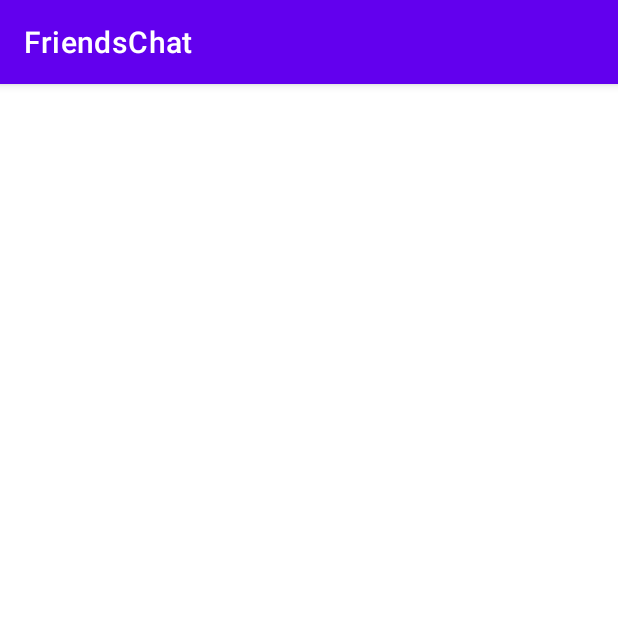
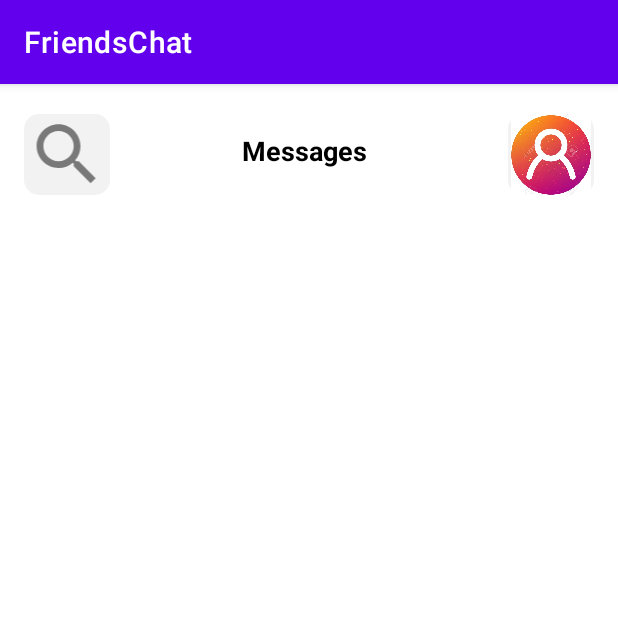
Before and after one commit to Wangyuxuan-xuan/FriendsChat, an Android app: the MainActivity screen opened directly, with no data from a screen before it, on a phone screen of 412 x 824 dp, the top half of it. Run offline under Robolectric (Android 15) with nearby library versions, the phone set to English and light mode, and no system bars.

Commit message:
finished for first day

```diff
--- a/app/src/main/java/com/example/friendschat/MainActivity.java
+++ b/app/src/main/java/com/example/friendschat/MainActivity.java
@@ -1,22 +1,33 @@
 package com.example.friendschat;
 
 import androidx.appcompat.app.AppCompatActivity;
+import androidx.constraintlayout.widget.ConstraintLayout;
+import androidx.constraintlayout.widget.ConstraintLayoutStates;
+import androidx.recyclerview.widget.LinearLayoutManager;
+import androidx.recyclerview.widget.RecyclerView;
 
 import android.content.Intent;
 import android.os.Bundle;
 
 public class MainActivity extends AppCompatActivity {
+    String email;
+    String username;
+    String password;
+    private RecyclerView messageRecyclerView;
 
     @Override
     protected void onCreate(Bundle savedInstanceState) {
         super.onCreate(savedInstanceState);
         setContentView(R.layout.activity_main);
+        messageRecyclerView = findViewById(R.id.messageRecyclerView);
+
 
         Intent intent = getIntent();
-        String email = intent.getStringExtra("email");
-        String username = intent.getStringExtra("username");
-        String password = intent.getStringExtra("password");
+        email = intent.getStringExtra("email");
+        username = intent.getStringExtra("username");
+        password = intent.getStringExtra("password");
 
-
+        messageRecyclerView.setHasFixedSize(true);
+        messageRecyclerView.setLayoutManager(new LinearLayoutManager(this));
     }
 }
--- /dev/null
+++ b/app/src/main/java/com/example/friendschat/messages/MessagesAdapter.java
@@ -0,0 +1,47 @@
+package com.example.friendschat.messages;
+
+import android.content.Context;
+import android.view.LayoutInflater;
+import android.view.View;
+import android.view.ViewGroup;
+
+import androidx.annotation.NonNull;
+import androidx.recyclerview.widget.RecyclerView;
+
+import com.example.friendschat.R;
+
+import java.util.List;
+
+public class MessagesAdapter extends RecyclerView.Adapter<MessagesAdapter.MyViewHolder> {
+
+    private final List<MessagesList> messagesLists;
+    private final Context context;
+
+    public MessagesAdapter(List<MessagesList> messagesLists, Context context) {
+        this.messagesLists = messagesLists;
+        this.context = context;
+    }
+
+    @NonNull
+    @Override
+    public MyViewHolder onCreateViewHolder(@NonNull ViewGroup parent, int viewType) {
+        return new MyViewHolder(LayoutInflater.from(parent.getContext()).inflate(R.layout.messages_adapter_layout,null));
+    }
+
+    @Override
+    public void onBindViewHolder(@NonNull MyViewHolder holder, int position) {
+
+    }
+
+    @Override
+    public int getItemCount() {
+        return messagesLists.size();
+    }
+
+    static class MyViewHolder extends RecyclerView.ViewHolder{
+
+        public MyViewHolder(@NonNull View itemView) {
+            super(itemView);
+        }
+    }
+}
--- /dev/null
+++ b/app/src/main/java/com/example/friendschat/messages/MessagesList.java
@@ -0,0 +1,31 @@
+package com.example.friendschat.messages;
+
+public class MessagesList {
+
+    private String email , username , password;
+
+    private int unseenMessages;
+
+    public MessagesList(String email, String username, String password, int unseenMessages) {
+        this.email = email;
+        this.username = username;
+        this.password = password;
+        this.unseenMessages = unseenMessages;
+    }
+
+    public String getEmail() {
+        return email;
+    }
+
+    public String getUsername() {
+        return username;
+    }
+
+    public String getPassword() {
+        return password;
+    }
+
+    public int getUnseenMessages() {
+        return unseenMessages;
+    }
+}
--- /dev/null
+++ b/app/src/main/res/drawable/round_light.xml
@@ -0,0 +1,7 @@
+<?xml version="1.0" encoding="utf-8"?>
+<shape xmlns:android="http://schemas.android.com/apk/res/android"
+    android:shape="rectangle">
+    <corners android:radius="10dp" />
+    <solid android:color="#0D000000"/>
+
+</shape>
--- /dev/null
+++ b/app/src/main/res/drawable/search_icon.xml
@@ -0,0 +1,9 @@
+<vector xmlns:android="http://schemas.android.com/apk/res/android"
+    android:width="24dp"
+    android:height="24dp"
+    android:viewportWidth="24"
+    android:viewportHeight="24">
+  <path
+      android:fillColor="#80000000"
+      android:pathData="M15.5,14h-0.79l-0.28,-0.27C15.41,12.59 16,11.11 16,9.5 16,5.91 13.09,3 9.5,3S3,5.91 3,9.5 5.91,16 9.5,16c1.61,0 3.09,-0.59 4.23,-1.57l0.27,0.28v0.79l5,4.99L20.49,19l-4.99,-5zM9.5,14C7.01,14 5,11.99 5,9.5S7.01,5 9.5,5 14,7.01 14,9.5 11.99,14 9.5,14z"/>
+</vector>
--- a/app/src/main/res/layout/activity_main.xml
+++ b/app/src/main/res/layout/activity_main.xml
@@ -1,7 +1,70 @@
 <?xml version="1.0" encoding="utf-8"?>
-<androidx.constraintlayout.widget.ConstraintLayout xmlns:android="http://schemas.android.com/apk/res/android"
+<LinearLayout xmlns:android="http://schemas.android.com/apk/res/android"
     xmlns:app="http://schemas.android.com/apk/res-auto"
     xmlns:tools="http://schemas.android.com/tools"
     android:layout_width="match_parent"
+    android:layout_height="match_parent">
+<androidx.constraintlayout.widget.ConstraintLayout
+    android:layout_width="match_parent"
     android:layout_height="match_parent"
-    tools:context=".MainActivity"/>
+    tools:context=".MainActivity">
+
+    <androidx.recyclerview.widget.RecyclerView
+        android:id="@+id/messageRecyclerView"
+        android:layout_width="409dp"
+        android:layout_height="621dp"
+        app:layout_constraintBottom_toBottomOf="parent"
+        app:layout_constraintStart_toStartOf="parent"
+        app:layout_constraintTop_toBottomOf="@+id/constraintLayout"
+        app:layout_constraintVertical_bias="0.494" />
+
+    <androidx.constraintlayout.widget.ConstraintLayout
+
+
+        android:id="@+id/constraintLayout"
+        android:layout_width="match_parent"
+        android:layout_height="94dp"
+        app:layout_constraintStart_toStartOf="parent"
+        app:layout_constraintTop_toTopOf="parent">
+
+        <ImageView
+            android:id="@+id/imageView"
+            android:layout_width="57dp"
+            android:layout_height="54dp"
+            android:layout_marginStart="16dp"
+            android:layout_marginTop="20dp"
+            android:background="@drawable/round_light"
+            android:src="@drawable/search_icon"
+            app:layout_constraintStart_toStartOf="parent"
+            app:layout_constraintTop_toTopOf="parent" />
+
+        <TextView
+            android:id="@+id/textView"
+            android:layout_width="wrap_content"
+            android:layout_height="wrap_content"
+            android:layout_marginStart="88dp"
+            android:layout_marginTop="32dp"
+            android:gravity="center"
+            android:text="Messages"
+            android:textColor="@color/black"
+            android:textSize="18sp"
+            android:textStyle="bold"
+            app:layout_constraintStart_toEndOf="@+id/imageView"
+            app:layout_constraintTop_toTopOf="parent" />
+
+        <ImageView
+            android:id="@+id/imageView_userIcon"
+            android:layout_width="57dp"
+            android:layout_height="54dp"
+            android:layout_marginTop="20dp"
+            android:layout_marginEnd="16dp"
+            android:background="@drawable/round_light"
+            android:src="@drawable/user_icon"
+            app:layout_constraintEnd_toEndOf="parent"
+            app:layout_constraintTop_toTopOf="parent" />
+
+
+    </androidx.constraintlayout.widget.ConstraintLayout>
+
+</androidx.constraintlayout.widget.ConstraintLayout>
+</LinearLayout>
--- /dev/null
+++ b/app/src/main/res/layout/messages_adapter_layout.xml
@@ -0,0 +1,6 @@
+<?xml version="1.0" encoding="utf-8"?>
+<androidx.constraintlayout.widget.ConstraintLayout xmlns:android="http://schemas.android.com/apk/res/android"
+    android:layout_width="match_parent"
+    android:layout_height="match_parent">
+
+</androidx.constraintlayout.widget.ConstraintLayout>
```
Also changed, not shown: app/src/main/res/drawable/user_icon.jpg (added).
